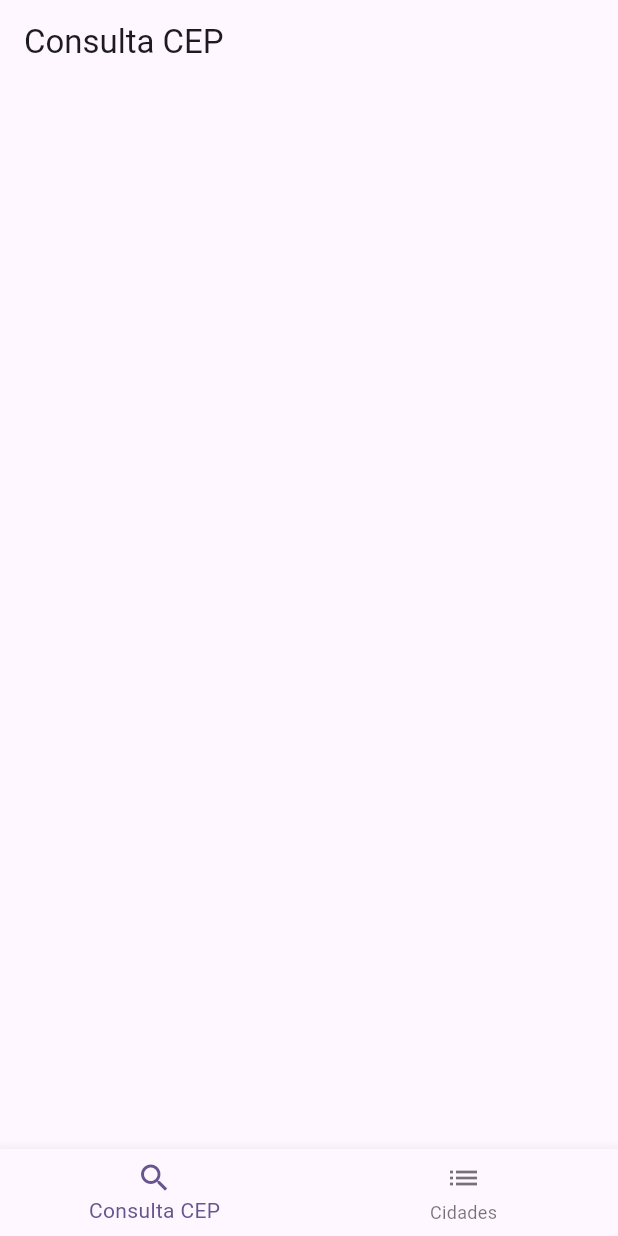
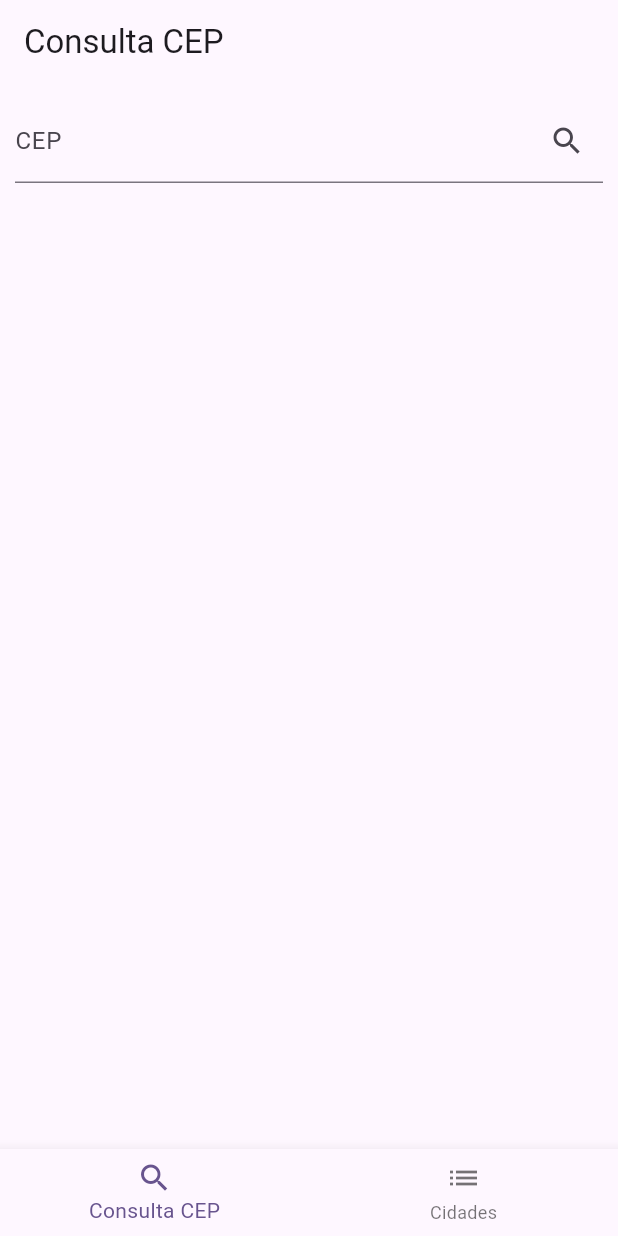
Before and after one commit to GiovaniMarcarini/busca_cep_md25, a Flutter app: the screen it shows after launch, on a phone screen of 412 x 824 dp. Run offline on Flutter 3.47's test engine with Material 3 defaults, Android fonts, the phone set to English and light mode, and no system bars; our stand-ins replace mask_text_input_formatter; generated files the repository leaves out were written again.

Commit message:
Projeto finalizado

```diff
--- a/lib/model/cep.dart
+++ b/lib/model/cep.dart
@@ -26,5 +26,5 @@ class Cep {
   this.ibge, this.gia, this.codiArea, this.siafi});
 
   factory Cep.fromJson(Map<String, dynamic> json) => _$CepFromJson(json);
-  Map<String, dynamic> toJoson() => _$CepToJson(this);
+  Map<String, dynamic> toJson() => _$CepToJson(this);
 }
--- a/lib/pages/fragment/consulta_cep_fragment.dart
+++ b/lib/pages/fragment/consulta_cep_fragment.dart
@@ -1,6 +1,10 @@
 
 
 import 'package:flutter/material.dart';
+import 'package:mask_text_input_formatter/mask_text_input_formatter.dart';
+
+import '../../model/cep.dart';
+import '../../services/cep_service.dart';
 
 class ConsultaCepFragment extends StatefulWidget{
   static const title = 'Consulta CEP';
@@ -11,9 +15,84 @@ class ConsultaCepFragment extends StatefulWidget{
 
 class _ConsultaCepFragment extends State<ConsultaCepFragment>{
 
+  final _cepService = CepService();
+  final _controller = TextEditingController();
+  final _formKey = GlobalKey<FormState>();
+  var _loading = false;
+  final _cepFormat = MaskTextInputFormatter(
+    mask: '#####-###',
+    filter: {'#' : RegExp(r'[0-9]')}
+  );
+
+  Cep? _cep;
 
   @override
   Widget build(BuildContext context){
-    return Container();
+    return Padding(
+        padding: EdgeInsets.all(10),
+      child: Column(
+        crossAxisAlignment: CrossAxisAlignment.start,
+        children: [
+          Form(
+            key: _formKey,
+              child: TextFormField(
+                controller: _controller,
+                decoration: InputDecoration(
+                  labelText: 'CEP',
+                  suffixIcon: _loading ? const Padding(
+                      padding: EdgeInsets.all(10),
+                    child: CircularProgressIndicator(
+                      strokeWidth: 2,
+                    ),
+                  ) : IconButton(
+                      onPressed: _findCep,
+                      icon: Icon(Icons.search)
+                  ),
+                ),
+                inputFormatters: [_cepFormat],
+                validator: (String? value){
+                  if (value == null || value.isEmpty ||
+                      !_cepFormat.isFill()){
+                    return 'Informe um CEP válido';
+                  }
+                  return null;
+                },
+              ),
+          ),
+          Container(height: 10),
+          ..._buidResult(),
+        ],
+      ),
+    );
   }
+
+  Future<void> _findCep() async {
+    if(_formKey.currentState == null ||
+        !_formKey.currentState!.validate()){
+      return;
+    }
+    setState(() {
+      _loading = true;
+    });
+    try{
+      _cep = await _cepService.findCepAsObject(_cepFormat.getUnmaskedText());
+    }catch(e){
+      debugPrint(e.toString());
+    }
+    setState(() {
+      _loading = false;
+    });
+  }
+
+  List<Widget> _buidResult(){
+    final List<Widget> widgts = [];
+    if(_cep != null){
+      final map = _cep!.toJson();
+      for(final key in map.keys){
+        widgts.add(Text('$key - ${map[key]}'));
+      }
+    }
+    return widgts;
+  }
+
 }
--- a/pubspec.yaml
+++ b/pubspec.yaml
@@ -37,6 +37,7 @@ dependencies:
   json_serializable: ^6.9.5
   json_annotation: ^4.9.0
   build_runner: ^2.4.15
+  mask_text_input_formatter: ^2.9.0
 
 dev_dependencies:
   flutter_test:
```
Also changed, not shown: pubspec.lock.
